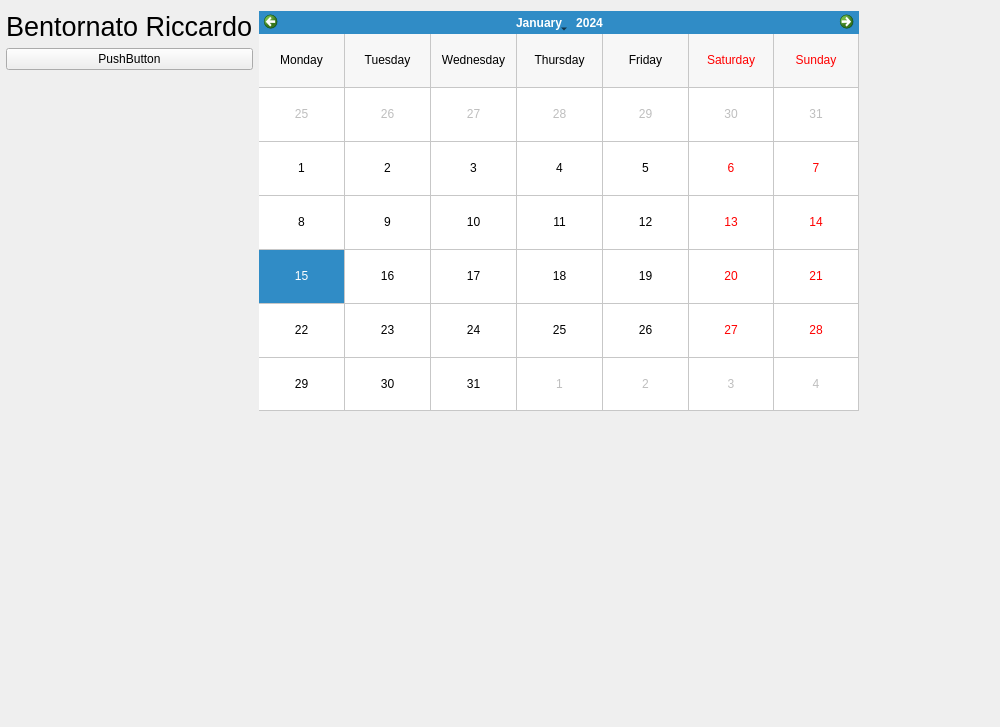
Above: GUIBase/mainwindow.ui from Giorat/LifeFit---progetto-P2 before the change. Below: the same form after it.
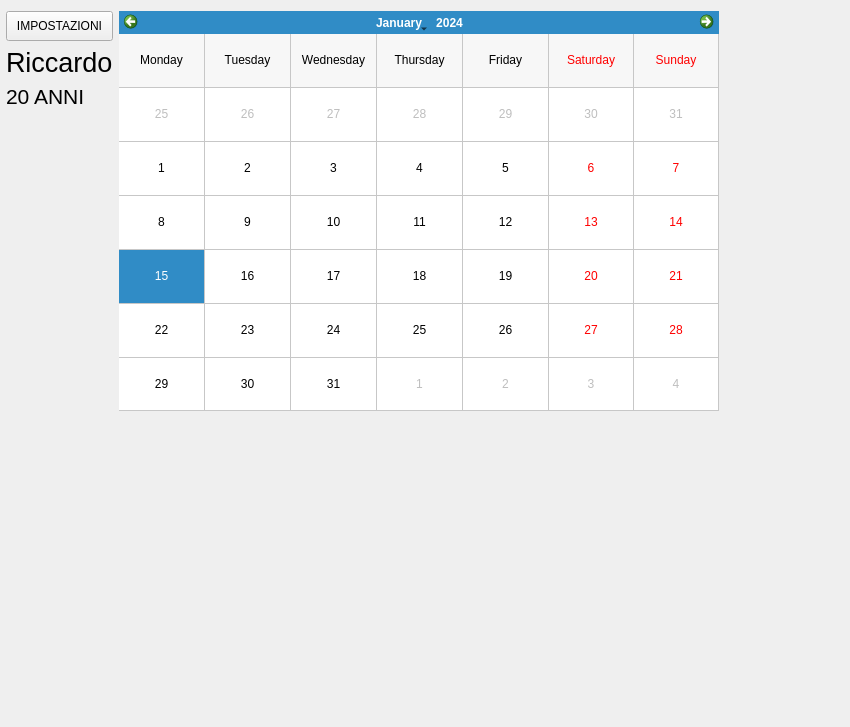
That is the form after the change. Custom widgets are drawn as their Qt base class.

```diff
--- a/GUIBase/mainwindow.ui
+++ b/GUIBase/mainwindow.ui
@@ -6,19 +6,22 @@
    <rect>
     <x>0</x>
     <y>0</y>
-    <width>1000</width>
+    <width>850</width>
     <height>727</height>
    </rect>
   </property>
   <property name="minimumSize">
    <size>
-    <width>800</width>
+    <width>850</width>
     <height>550</height>
    </size>
   </property>
   <property name="windowTitle">
    <string>MainWindow</string>
   </property>
+  <property name="autoFillBackground">
+   <bool>false</bool>
+  </property>
   <widget class="QWidget" name="horizontalLayoutWidget">
    <property name="sizePolicy">
     <sizepolicy hsizetype="Minimum" vsizetype="Preferred">
@@ -36,7 +39,26 @@
     <item>
      <layout class="QVBoxLayout" name="verticalLayout">
       <item>
-       <widget class="QLabel" name="label_2">
+       <widget class="QPushButton" name="pushButton">
+        <property name="minimumSize">
+         <size>
+          <width>0</width>
+          <height>30</height>
+         </size>
+        </property>
+        <property name="maximumSize">
+         <size>
+          <width>400</width>
+          <height>16777215</height>
+         </size>
+        </property>
+        <property name="text">
+         <string>IMPOSTAZIONI</string>
+        </property>
+       </widget>
+      </item>
+      <item>
+       <widget class="QLabel" name="nome">
         <property name="maximumSize">
          <size>
           <width>400</width>
@@ -49,7 +71,7 @@
          </font>
         </property>
         <property name="text">
-         <string>Bentornato Riccardo</string>
+         <string>Riccardo</string>
         </property>
         <property name="textFormat">
          <enum>Qt::AutoText</enum>
@@ -63,15 +85,14 @@
        </widget>
       </item>
       <item>
-       <widget class="QPushButton" name="pushButton">
-        <property name="maximumSize">
-         <size>
-          <width>400</width>
-          <height>16777215</height>
-         </size>
+       <widget class="QLabel" name="eta">
+        <property name="font">
+         <font>
+          <pointsize>16</pointsize>
+         </font>
         </property>
         <property name="text">
-         <string>PushButton</string>
+         <string>20 ANNI</string>
         </property>
        </widget>
       </item>
```
Left out of the diff: 22 changed lines with no effect on the pictures.
